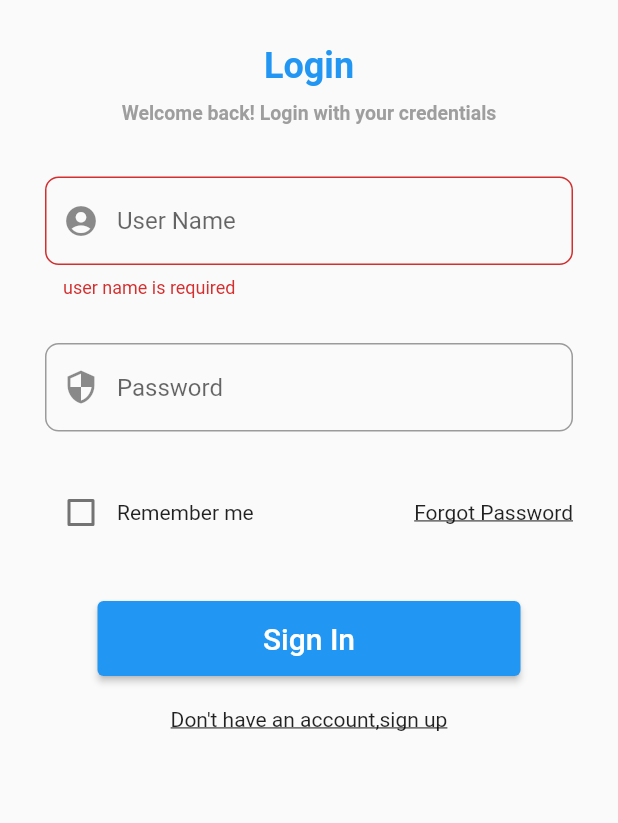
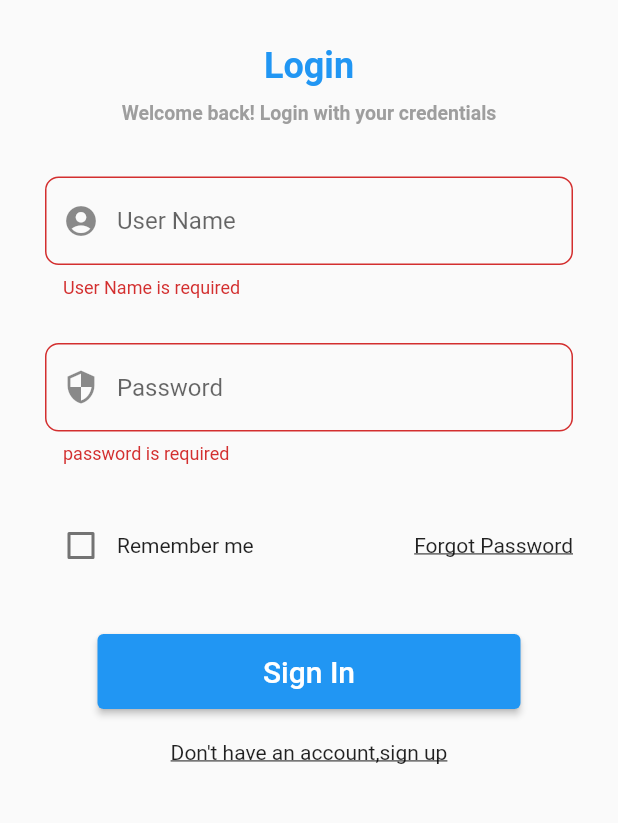
Before and after one commit to Fenillad-23/chatIn, a Flutter app: the screen it shows after launch, after a tap on "Sign In", on a phone screen of 412 x 824 dp, the part 248-1071 px from its top. Run offline on Flutter 3.47's test engine with Material 2 defaults, Android fonts, the light colour scheme and no system bars; our stand-ins replace lottie.

Commit message:
Update login.dart

```diff
--- a/lib/login.dart
+++ b/lib/login.dart
@@ -72,7 +72,7 @@ class _LoginState extends State<Login> {
                         hintText: 'Enter Your Name',
                       ),
                       validator: (value) => Validators.userNameValidator(
-                          value!.trim(), "user name", 15),
+                          value!.trim(), "User Name", 15),
                     ),
                   ),
                   Padding(
@@ -87,6 +87,8 @@ class _LoginState extends State<Login> {
                         labelText: 'Password',
                         hintText: 'Enter your password',
                       ),
+                      validator: (value) => Validators.passwordValidator(
+                          value!.trim(), "password", 15),
                     ),
                   ),
                   Padding(
```
